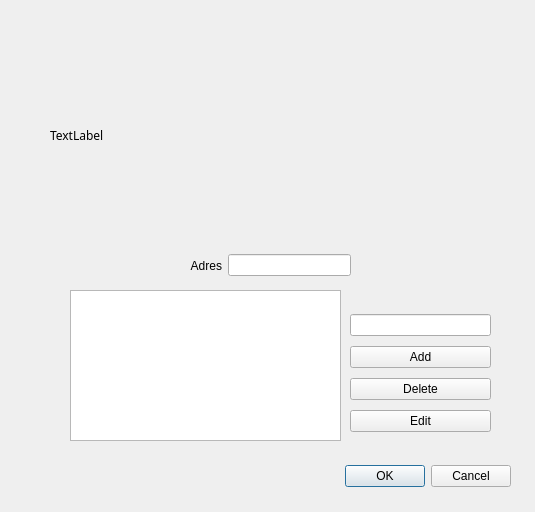
Old version of the form baanUI/QtWisselDialoog.ui in the repository Zoev89/baan.
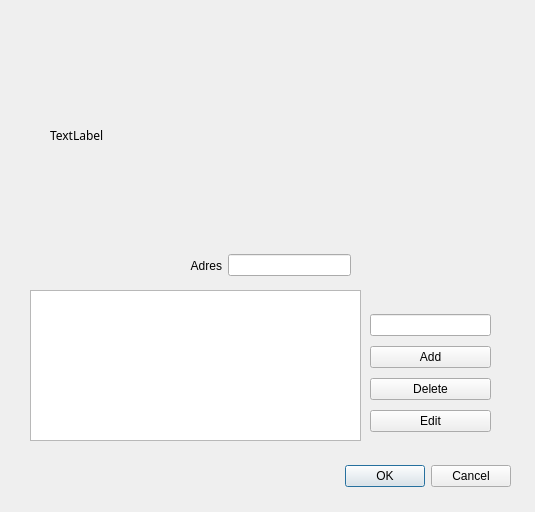
New version of the form.

What changed in the file:
```diff
--- a/baanUI/QtWisselDialoog.ui
+++ b/baanUI/QtWisselDialoog.ui
@@ -76,9 +76,9 @@
   <widget class="QStackedWidget" name="stack">
    <property name="geometry">
     <rect>
-     <x>60</x>
+     <x>30</x>
      <y>290</y>
-     <width>431</width>
+     <width>471</width>
      <height>161</height>
     </rect>
    </property>
@@ -272,9 +272,9 @@
     <widget class="QTableWidget" name="draaiAansluiting">
      <property name="geometry">
       <rect>
-       <x>10</x>
+       <x>0</x>
        <y>0</y>
-       <width>271</width>
+       <width>331</width>
        <height>151</height>
       </rect>
      </property>
@@ -288,12 +288,12 @@
       <number>30</number>
      </attribute>
     </widget>
-    <widget class="QWidget" name="">
+    <widget class="QWidget" name="layoutWidget">
      <property name="geometry">
       <rect>
-       <x>290</x>
+       <x>340</x>
        <y>20</y>
-       <width>141</width>
+       <width>121</width>
        <height>128</height>
       </rect>
      </property>
```
